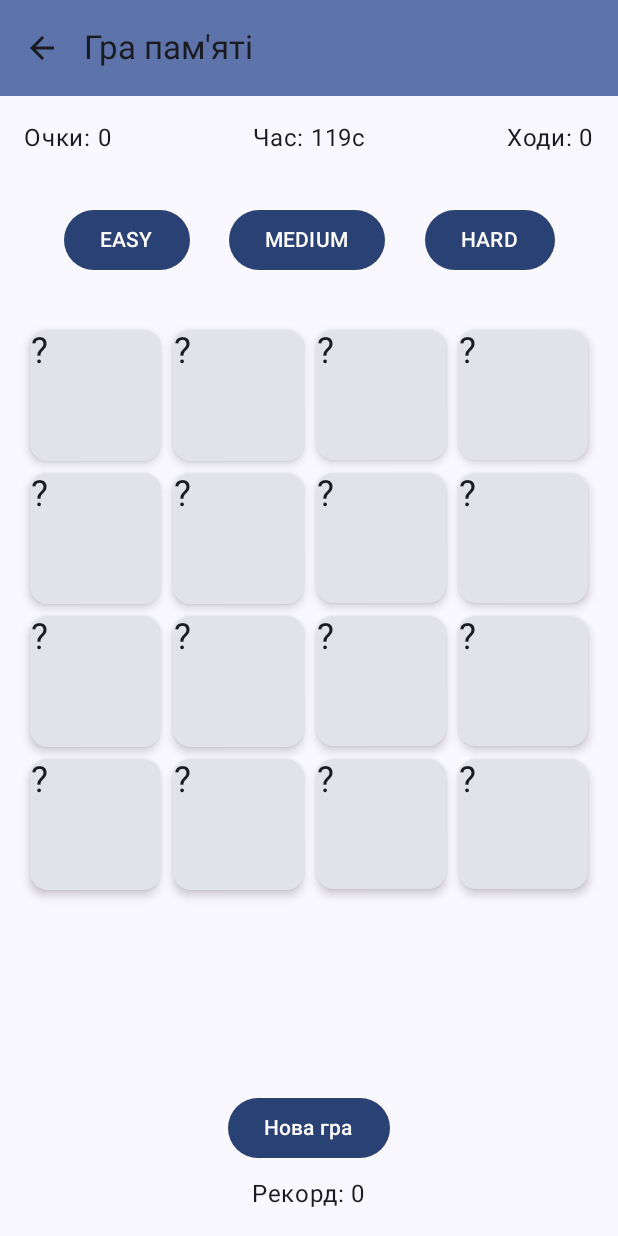
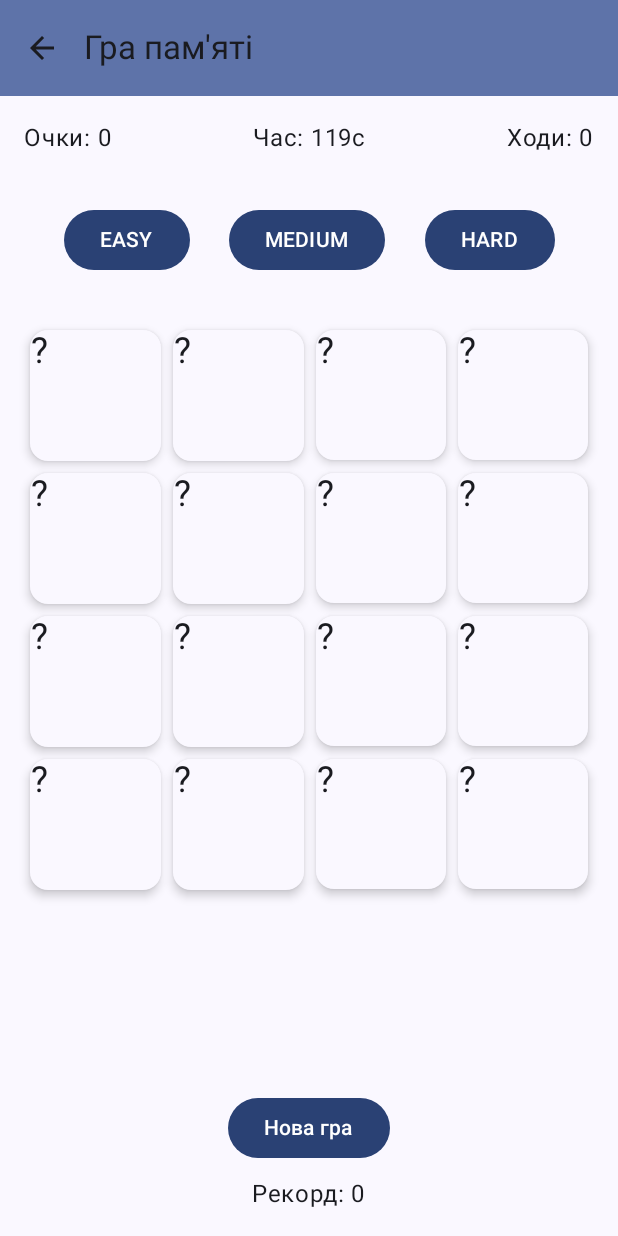
Before and after one commit to Browti/CalmStudy, an Android app built with Jetpack Compose: the MiniGamesScreen screen opened through its navigation route, on a phone screen of 412 x 824 dp. Run offline under Robolectric (Android 15) with nearby library versions, the phone set to English and light mode, and no system bars.

Commit message:
Оновлено гру Memory Game 2.0

```diff
--- a/app/src/main/java/com/example/calmstudy/ui/games/MemoryCardItem.kt
+++ b/app/src/main/java/com/example/calmstudy/ui/games/MemoryCardItem.kt
@@ -8,11 +8,13 @@ import androidx.compose.foundation.layout.aspectRatio
 import androidx.compose.foundation.layout.padding
 import androidx.compose.material3.Card
 import androidx.compose.material3.CardDefaults
+import androidx.compose.material3.MaterialTheme
 import androidx.compose.material3.Text
 import androidx.compose.runtime.Composable
 import androidx.compose.runtime.getValue
 import androidx.compose.ui.Alignment
 import androidx.compose.ui.Modifier
+import androidx.compose.ui.graphics.Color
 import androidx.compose.ui.graphics.graphicsLayer
 import androidx.compose.ui.text.style.TextAlign
 import androidx.compose.ui.unit.dp
@@ -25,7 +27,7 @@ fun MemoryCardItem(
     modifier: Modifier = Modifier
 ) {
     val rotation by animateFloatAsState(
-        targetValue = if (card.isFlipped) 180f else 0f,
+        targetValue = if (card.isFlipped || card.isMatched) 180f else 0f,
         animationSpec = tween(durationMillis = 400),
         label = "card_flip"
     )
@@ -48,17 +50,23 @@ fun MemoryCardItem(
             .clickable(enabled = !card.isMatched && !card.isFlipped) { onClick() },
         elevation = CardDefaults.cardElevation(
             defaultElevation = if (card.isMatched) 0.dp else 4.dp
+        ),
+        colors = CardDefaults.cardColors(
+            containerColor = if (card.isMatched)
+                MaterialTheme.colorScheme.primaryContainer.copy(alpha = 0.7f)
+            else MaterialTheme.colorScheme.surface
         )
     ) {
         Box(
             contentAlignment = Alignment.Center
         ) {
-            if (rotation <= 90f) {
+            if (rotation <= 90f && !card.isMatched) {
                 // Показуємо рубашку карти
                 Text(
                     text = "?",
                     fontSize = 24.sp,
-                    textAlign = TextAlign.Center
+                    textAlign = TextAlign.Center,
+                    color = MaterialTheme.colorScheme.onSurface
                 )
             } else {
                 // Показуємо емодзі
```
